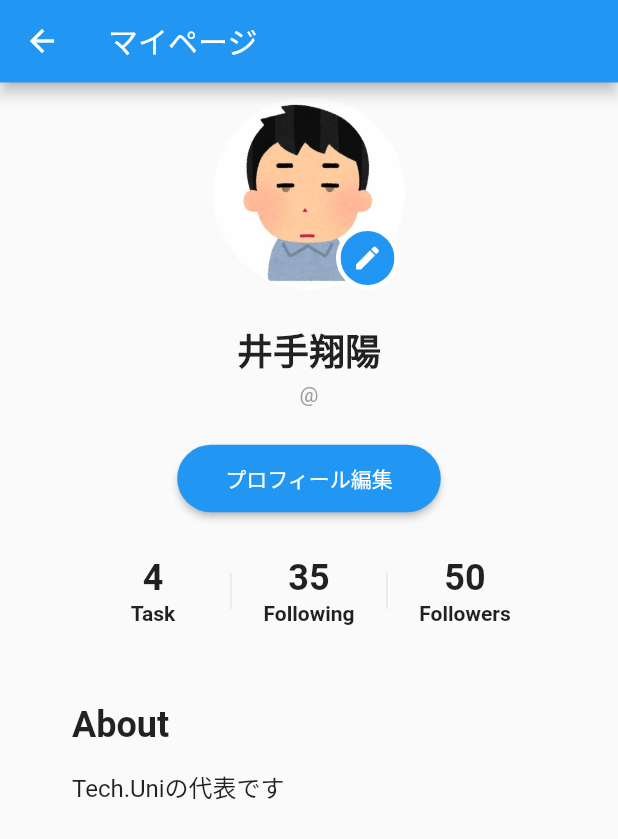
After one commit to Tech-Uni-Summer-Hackathon2021/team-f, a Flutter app: the ProfilePage screen opened by its route, on a phone screen of 412 x 824 dp. The commit adds this screen. Shown: the top 839 px of the screen. Run offline on Flutter 3.47's test engine with Material 2 defaults, Android fonts, the phone set to English and light mode, and no system bars; our stand-ins replace firebase_auth, firebase_core, shared_preferences; accounts and stored records are empty.

Commit message:
:sparkles: add-mypage

```diff
--- a/lib/routes/route.dart
+++ b/lib/routes/route.dart
@@ -1,6 +1,6 @@
 import 'package:flutter/material.dart';
 import 'package:task_project/screens/Home/home.dart';
-import '../main.dart';
+import 'package:task_project/screens/MyPage/mypage.dart';
 import '../screens/auth/login.dart';
 import '../screens/auth/register.dart';
 
@@ -10,12 +10,14 @@ class AppRoutes {
   static const String authLogin = '/auth-login';
   static const String authRegister = '/auth-register';
   static const String home = '/home';
+  static const String mypage = '/mypage';
 
   static Map<String, WidgetBuilder> define() {
     return {
       authLogin: (context) => Login(),
       authRegister: (context) => Register(),
       home: (context) => TodoListPage(),
+      mypage: (context) => ProfilePage()
     };
   }
 }
--- /dev/null
+++ b/lib/screens/MyPage/mypage.dart
@@ -0,0 +1,80 @@
+import 'package:flutter/cupertino.dart';
+import 'package:flutter/material.dart';
+import 'package:task_project/models/auth_model.dart';
+import 'package:task_project/widgets/widget.dart';
+import '../../models/user_data_model.dart';
+import '../../models/user_preference.dart';
+import '../../widgets/button_widget.dart';
+import '../../widgets/numbers_widget.dart';
+import '../../widgets/profile_widget.dart';
+
+class ProfilePage extends StatefulWidget {
+  @override
+  _ProfilePageState createState() => _ProfilePageState();
+}
+
+class _ProfilePageState extends State<ProfilePage> {
+  @override
+  Widget build(BuildContext context) {
+    final user = UserPreferences.myUser;
+
+    return Scaffold(
+      appBar: AppbarMain(title: Text("マイページ"), isAction: false),
+      body: ListView(
+        physics: BouncingScrollPhysics(),
+        children: [
+          const SizedBox(height: 10),
+          ProfileWidget(
+            imagePath: user.avatar,
+            onClicked: () async {},
+          ),
+          const SizedBox(height: 22),
+          buildName(user),
+          const SizedBox(height: 24),
+          Center(child: buildUpgradeButton()),
+          const SizedBox(height: 24),
+          NumbersWidget(),
+          const SizedBox(height: 48),
+          buildAbout(user),
+        ],
+      ),
+    );
+  }
+
+  Widget buildName(UserData user) => Column(
+        children: [
+          Text(
+            user.displayName,
+            style: TextStyle(fontWeight: FontWeight.bold, fontSize: 24),
+          ),
+          const SizedBox(height: 4),
+          Text(
+            "@"+AuthModel().user.uid,
+            style: TextStyle(color: Colors.grey),
+          )
+        ],
+      );
+
+  Widget buildUpgradeButton() => ButtonWidget(
+        text: 'プロフィール編集',
+        onClicked: () {},
+      );
+
+  Widget buildAbout(UserData user) => Container(
+        padding: EdgeInsets.symmetric(horizontal: 48),
+        child: Column(
+          crossAxisAlignment: CrossAxisAlignment.start,
+          children: [
+            Text(
+              'About',
+              style: TextStyle(fontSize: 24, fontWeight: FontWeight.bold),
+            ),
+            const SizedBox(height: 16),
+            Text(
+              user.about,
+              style: TextStyle(fontSize: 16, height: 1.4),
+            ),
+          ],
+        ),
+      );
+}
--- /dev/null
+++ b/lib/widgets/button_widget.dart
@@ -0,0 +1,23 @@
+import 'package:flutter/material.dart';
+
+class ButtonWidget extends StatelessWidget {
+  final String text;
+  final VoidCallback onClicked;
+
+  const ButtonWidget({
+    Key key,
+    this.text,
+    this.onClicked,
+  }) : super(key: key);
+
+  @override
+  Widget build(BuildContext context) => ElevatedButton(
+        style: ElevatedButton.styleFrom(
+          shape: StadiumBorder(),
+          onPrimary: Colors.white,
+          padding: EdgeInsets.symmetric(horizontal: 32, vertical: 12),
+        ),
+        child: Text(text),
+        onPressed: onClicked,
+      );
+}
--- /dev/null
+++ b/lib/widgets/numbers_widget.dart
@@ -0,0 +1,41 @@
+import 'package:flutter/material.dart';
+
+class NumbersWidget extends StatelessWidget {
+  @override
+  Widget build(BuildContext context) => Row(
+        mainAxisAlignment: MainAxisAlignment.center,
+        children: <Widget>[
+          buildButton(context, '4', 'Task'),
+          buildDivider(),
+          buildButton(context, '35', 'Following'),
+          buildDivider(),
+          buildButton(context, '50', 'Followers'),
+        ],
+      );
+  Widget buildDivider() => Container(
+        height: 24,
+        child: VerticalDivider(),
+      );
+
+  Widget buildButton(BuildContext context, String value, String text) =>
+      MaterialButton(
+        padding: EdgeInsets.symmetric(vertical: 4),
+        onPressed: () {},
+        materialTapTargetSize: MaterialTapTargetSize.shrinkWrap,
+        child: Column(
+          mainAxisSize: MainAxisSize.min,
+          mainAxisAlignment: MainAxisAlignment.start,
+          children: <Widget>[
+            Text(
+              value,
+              style: TextStyle(fontWeight: FontWeight.bold, fontSize: 24),
+            ),
+            SizedBox(height: 2),
+            Text(
+              text,
+              style: TextStyle(fontWeight: FontWeight.bold),
+            ),
+          ],
+        ),
+      );
+}
--- /dev/null
+++ b/lib/widgets/profile_widget.dart
@@ -0,0 +1,77 @@
+
+import 'dart:io';
+
+import 'package:flutter/material.dart';
+
+class ProfileWidget extends StatelessWidget {
+  final String imagePath;
+  final VoidCallback onClicked;
+
+  const ProfileWidget({
+    Key key,
+    this.imagePath,
+    this.onClicked,
+  }) : super(key: key);
+
+  @override
+  Widget build(BuildContext context) {
+    final color = Theme.of(context).colorScheme.primary;
+
+    return Center(
+      child: Stack(
+        children: [
+          buildImage(),
+          Positioned(
+            bottom: 0,
+            right: 4,
+            child: buildEditIcon(color),
+          ),
+        ],
+      ),
+    );
+  }
+
+  Widget buildImage() {
+    final image = AssetImage(imagePath);
+
+    return ClipOval(
+      child: Material(
+        color: Colors.transparent,
+        child: Ink.image(
+          image: image,
+          fit: BoxFit.cover,
+          width: 128,
+          height: 128,
+          child: InkWell(onTap: onClicked),
+        ),
+      ),
+    );
+  }
+
+  Widget buildEditIcon(Color color) => buildCircle(
+        color: Colors.white,
+        all: 3,
+        child: buildCircle(
+          color: color,
+          all: 8,
+          child: Icon(
+            Icons.edit,
+            color: Colors.white,
+            size: 20,
+          ),
+        ),
+      );
+
+  Widget buildCircle({
+    Widget child,
+    double all,
+    Color color,
+  }) =>
+      ClipOval(
+        child: Container(
+          padding: EdgeInsets.all(all),
+          color: color,
+          child: child,
+        ),
+      );
+}
```
